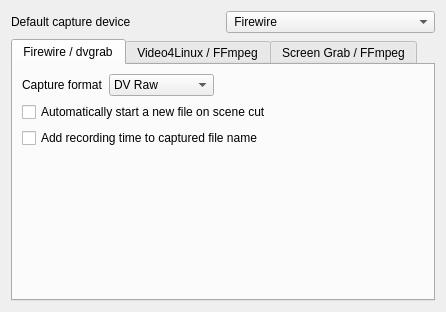
First picture: the form in src/widgets/configcapture_ui.ui, repository KDE/kdenlive, before the edit.
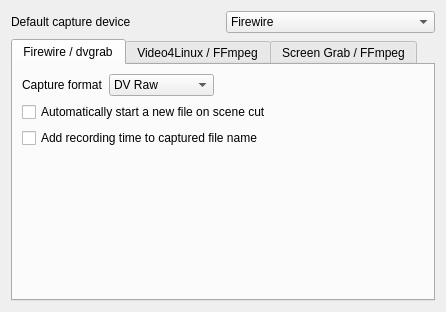
Second picture: the form after the edit. Custom widgets are drawn as their Qt base class.

Commit message: Small typo: Firewire without trailing space

```diff
--- a/src/widgets/configcapture_ui.ui
+++ b/src/widgets/configcapture_ui.ui
@@ -21,7 +21,7 @@
     <widget class="KComboBox" name="kcfg_defaultcapture" >
      <item>
       <property name="text" >
-       <string> Firewire</string>
+       <string>Firewire</string>
       </property>
      </item>
      <item>
```
